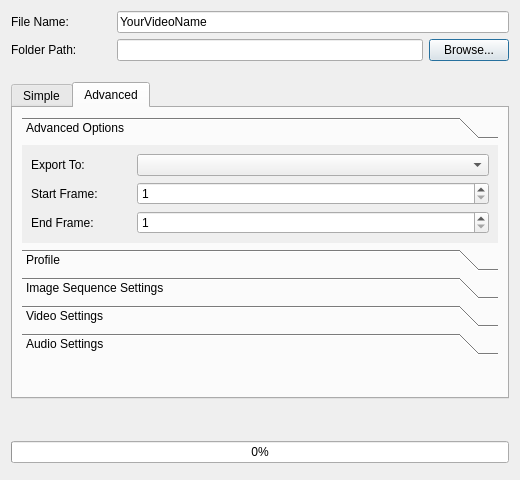
Old version of the form src/windows/ui/export.ui in the repository OpenShot/openshot-qt.
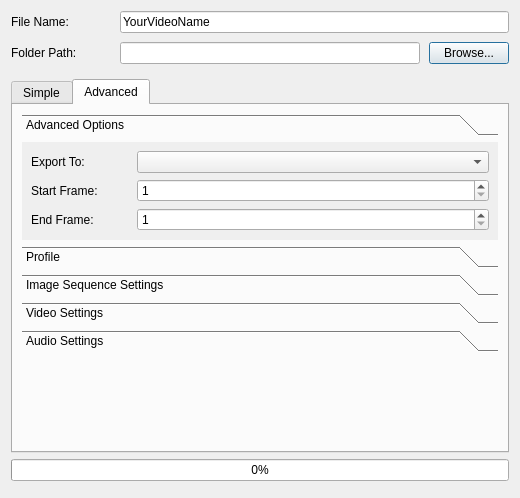
New version of the form. The open tabs and pages were chosen to show the change. Icons and pictures are not drawn.

```diff
--- a/src/windows/ui/export.ui
+++ b/src/windows/ui/export.ui
@@ -7,7 +7,7 @@
     <x>0</x>
     <y>0</y>
     <width>520</width>
-    <height>480</height>
+    <height>498</height>
    </rect>
   </property>
   <property name="sizePolicy">
@@ -26,11 +26,11 @@
   <property name="autoFillBackground">
    <bool>false</bool>
   </property>
-  <layout class="QGridLayout" name="gridLayout">
-   <item row="4" column="0">
+  <layout class="QGridLayout" name="gridLayout" rowstretch="0,1,0,0">
+   <item row="2" column="0" alignment="Qt::AlignBottom">
     <widget class="QProgressBar" name="progressExportVideo">
      <property name="sizePolicy">
-      <sizepolicy hsizetype="Expanding" vsizetype="Minimum">
+      <sizepolicy hsizetype="Expanding" vsizetype="Fixed">
        <horstretch>0</horstretch>
        <verstretch>0</verstretch>
       </sizepolicy>
@@ -40,81 +40,14 @@
      </property>
     </widget>
    </item>
-   <item row="0" column="0">
-    <layout class="QVBoxLayout" name="verticalLayout">
-     <item>
-      <layout class="QHBoxLayout" name="horizontalLayout_3">
-       <item>
-        <widget class="QLabel" name="lblFileName">
-         <property name="minimumSize">
-          <size>
-           <width>100</width>
-           <height>0</height>
-          </size>
-         </property>
-         <property name="text">
-          <string>File Name:</string>
-         </property>
-        </widget>
-       </item>
-       <item>
-        <widget class="QLineEdit" name="txtFileName">
-         <property name="text">
-          <string>YourVideoName</string>
-         </property>
-        </widget>
-       </item>
-      </layout>
-     </item>
-     <item>
-      <layout class="QHBoxLayout" name="horizontalLayout_4">
-       <property name="bottomMargin">
-        <number>15</number>
-       </property>
-       <item>
-        <widget class="QLabel" name="lblFolderPath">
-         <property name="minimumSize">
-          <size>
-           <width>100</width>
-           <height>0</height>
-          </size>
-         </property>
-         <property name="text">
-          <string>Folder Path:</string>
-         </property>
-        </widget>
-       </item>
-       <item>
-        <widget class="QLineEdit" name="txtExportFolder"/>
-       </item>
-       <item>
-        <widget class="QPushButton" name="btnBrowse">
-         <property name="text">
-          <string>Browse...</string>
-         </property>
-        </widget>
-       </item>
-      </layout>
-     </item>
-    </layout>
-   </item>
-   <item row="5" column="0">
-    <widget class="QDialogButtonBox" name="buttonBox"/>
-   </item>
-   <item row="3" column="0">
-    <spacer name="verticalSpacer_3">
-     <property name="orientation">
-      <enum>Qt::Vertical</enum>
-     </property>
-     <property name="sizeHint" stdset="0">
-      <size>
-       <width>20</width>
-       <height>40</height>
-      </size>
-     </property>
-    </spacer>
-   </item>
-   <item row="1" column="0" rowspan="2">
+   <item row="3" column="0" alignment="Qt::AlignBottom">
+    <widget class="QDialogButtonBox" name="buttonBox">
+     <property name="standardButtons">
+      <set>QDialogButtonBox::NoButton</set>
+     </property>
+    </widget>
+   </item>
+   <item row="1" column="0">
     <widget class="QTabWidget" name="tabWidget">
      <property name="sizePolicy">
       <sizepolicy hsizetype="Preferred" vsizetype="Preferred">
@@ -122,21 +55,9 @@
        <verstretch>0</verstretch>
       </sizepolicy>
      </property>
-     <property name="autoFillBackground">
-      <bool>false</bool>
-     </property>
-     <property name="styleSheet">
-      <string notr="true"/>
-     </property>
-     <property name="tabShape">
-      <enum>QTabWidget::Rounded</enum>
-     </property>
      <property name="currentIndex">
       <number>0</number>
      </property>
-     <property name="documentMode">
-      <bool>false</bool>
-     </property>
      <widget class="QWidget" name="Simple">
       <property name="autoFillBackground">
        <bool>false</bool>
@@ -314,7 +235,7 @@
       <attribute name="title">
        <string>Advanced</string>
       </attribute>
-      <layout class="QGridLayout" name="gridLayout_3">
+      <layout class="QGridLayout" name="gridLayout_3" rowstretch="0,1">
        <item row="0" column="0">
         <widget class="QToolBox" name="toolBox">
          <property name="sizePolicy">
@@ -340,8 +261,8 @@
            <rect>
             <x>0</x>
             <y>0</y>
-            <width>413</width>
-            <height>119</height>
+            <width>480</width>
+            <height>122</height>
            </rect>
           </property>
           <attribute name="label">
@@ -349,8 +270,6 @@
           </attribute>
           <layout class="QGridLayout" name="gridLayout_4">
            <item row="0" column="0">
-            <layout class="QVBoxLayout" name="verticalLayout_6">
-             <item>
               <layout class="QHBoxLayout" name="horizontalLayout_2">
                <property name="bottomMargin">
                 <number>0</number>
@@ -380,8 +299,6 @@
                </item>
               </layout>
              </item>
-            </layout>
-           </item>
            <item row="1" column="0">
             <layout class="QHBoxLayout" name="horizontalLayout_5">
              <item>
@@ -1030,6 +947,67 @@
      </widget>
     </widget>
    </item>
+   <item row="0" column="0">
+    <layout class="QVBoxLayout" name="verticalLayout">
+     <property name="spacing">
+      <number>9</number>
+     </property>
+     <property name="bottomMargin">
+      <number>9</number>
+     </property>
+     <item>
+      <layout class="QHBoxLayout" name="horizontalLayout_3">
+       <item>
+        <widget class="QLabel" name="lblFileName">
+         <property name="minimumSize">
+          <size>
+           <width>100</width>
+           <height>0</height>
+          </size>
+         </property>
+         <property name="text">
+          <string>File Name:</string>
+         </property>
+        </widget>
+       </item>
+       <item>
+        <widget class="QLineEdit" name="txtFileName">
+         <property name="text">
+          <string>YourVideoName</string>
+         </property>
+        </widget>
+       </item>
+      </layout>
+     </item>
+     <item>
+      <layout class="QHBoxLayout" name="horizontalLayout_4">
+       <item>
+        <widget class="QLabel" name="lblFolderPath">
+         <property name="minimumSize">
+          <size>
+           <width>100</width>
+           <height>0</height>
+          </size>
+         </property>
+         <property name="text">
+          <string>Folder Path:</string>
+         </property>
+        </widget>
+       </item>
+       <item>
+        <widget class="QLineEdit" name="txtExportFolder"/>
+       </item>
+       <item>
+        <widget class="QPushButton" name="btnBrowse">
+         <property name="text">
+          <string>Browse...</string>
+         </property>
+        </widget>
+       </item>
+      </layout>
+     </item>
+    </layout>
+   </item>
   </layout>
  </widget>
  <tabstops>
```
Left out of the diff: 43 changed lines with no effect on the pictures. Lines whose indentation alone changed are shown as unchanged.
